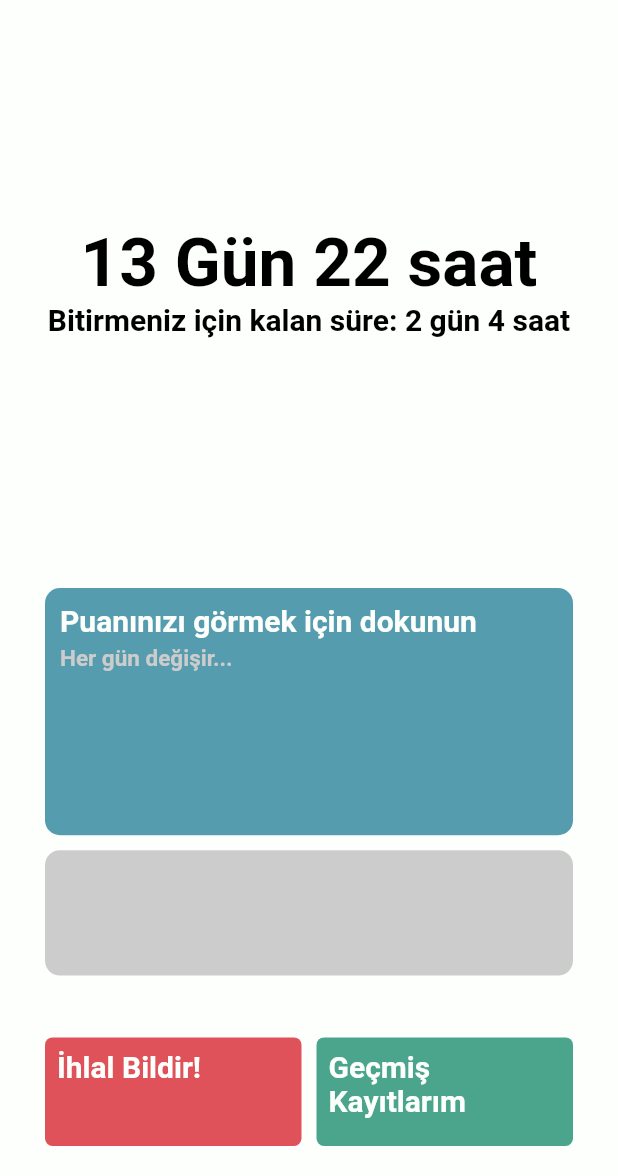
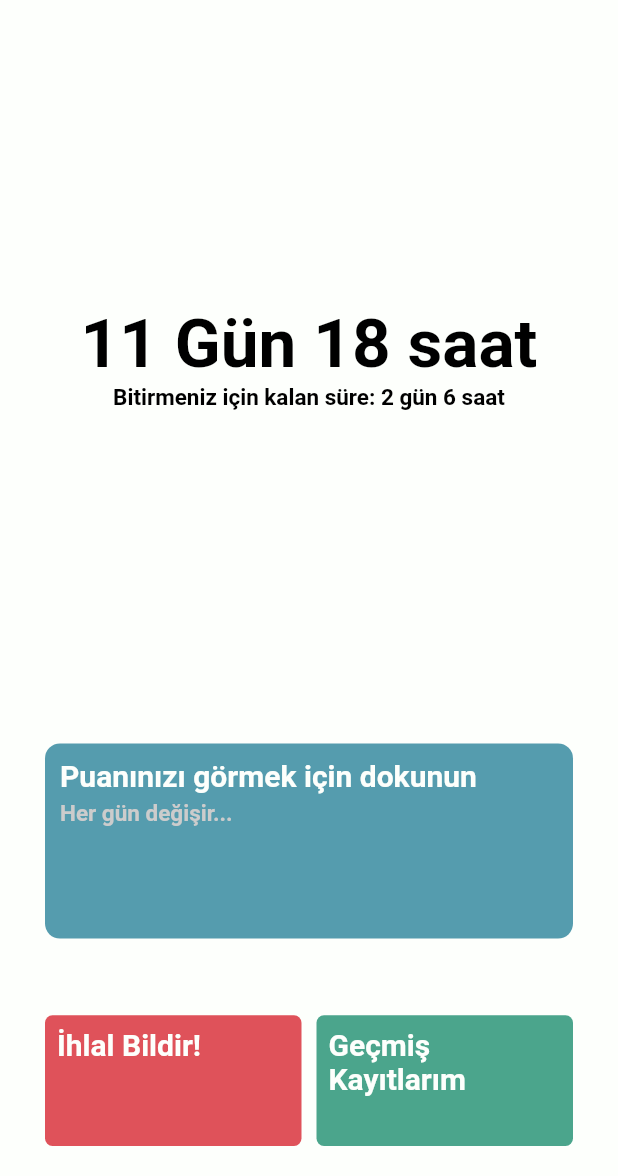
Before and after one commit to imertgul/My_Quarantina, a Flutter app: the screen it shows after launch, after a tap on "Başlamak için dokunun...", on a phone screen of 412 x 824 dp, the part 60-1236 px from its top. Run offline on Flutter 3.47's test engine with Material 2 defaults, Android fonts, the phone set to English and light mode, and no system bars.

Commit message:
Anasayfa düzeni değiştirildi, IOS uyumluluğu getirildi

```diff
--- a/lib/pages/homepage.dart
+++ b/lib/pages/homepage.dart
@@ -1,6 +1,9 @@
 import 'package:flutter/material.dart';
+import 'package:my_quarantina/pages/inf_menu.dart';
 import 'dart:async';
 import '../utilities/constants.dart';
+// import 'dart:io';
+// import 'package:device_info/device_info.dart';
 
 class HomePage extends StatefulWidget {
   @override
@@ -44,7 +47,13 @@ class _HomePageState extends State<HomePage> {
                   ),
                 ),
                 IconButton(
-                  onPressed: () => print("object"),
+                  onPressed: () {
+                    Navigator.push(
+                      context,
+                      MaterialPageRoute(
+                          builder: (context) => InformationPage()),
+                    );
+                  },
                   icon: Icon(Icons.announcement),
                   color: Renkler.dark,
                 ),
@@ -55,7 +64,7 @@ class _HomePageState extends State<HomePage> {
 
     Widget _buildDayCounter() {
       return Container(
-        height: unit * 45,
+        height: unit * 60 - 20,
         child: Container(
           alignment: Alignment.center,
           child: Container(
@@ -71,17 +80,18 @@ class _HomePageState extends State<HomePage> {
                   mainAxisAlignment: MainAxisAlignment.center,
                   children: <Widget>[
                     Text(
-                      "13 Gün 22 saat",
+                      "11 Gün 18 saat",
                       style: TextStyle(
                           fontWeight: FontWeight.bold,
                           fontSize: 45,
                           color: Renkler.dark),
                     ),
                     Text(
-                      "Bitirmeniz için kalan süre: 2 gün 4 saat",
+                      "Bitirmeniz için kalan süre: 2 gün 6 saat",
+                      textAlign: TextAlign.center,
                       style: TextStyle(
                           fontWeight: FontWeight.bold,
-                          fontSize: 20,
+                          fontSize: 15,
                           color: Renkler.dark),
                     ),
                   ],
@@ -97,15 +107,15 @@ class _HomePageState extends State<HomePage> {
       return Align(
         alignment: Alignment.bottomCenter,
         child: Container(
-          height: unit * 10,
+          height: unit * 13,
           child: Row(
             mainAxisAlignment: MainAxisAlignment.center,
             children: <Widget>[
               Expanded(
                 flex: 5,
                 child: Padding(
-                  padding:
-                      const EdgeInsets.only(bottom: 10.0, left: 10, right: 5),
+                  padding: const EdgeInsets.only(
+                      bottom: 10.0, left: 10, right: 5, top: 10),
                   child: GestureDetector(
                     onTap: () {
                       setState(() {
@@ -138,8 +148,8 @@ class _HomePageState extends State<HomePage> {
               Expanded(
                 flex: 5,
                 child: Padding(
-                  padding:
-                      const EdgeInsets.only(bottom: 10.0, left: 5, right: 10),
+                  padding: const EdgeInsets.only(
+                      bottom: 10.0, left: 5, right: 10, top: 10),
                   child: GestureDetector(
                     onTap: () {
                       setState(() {
@@ -196,7 +206,7 @@ class _HomePageState extends State<HomePage> {
               }
             },
             child: AnimatedContainer(
-              height: _animatedHeight,
+              height: _animatedHeight - 10,
               width: _animatedWidth - 10,
               decoration: BoxDecoration(
                 color: _animatedColor,
@@ -256,33 +266,13 @@ class _HomePageState extends State<HomePage> {
       );
     }
 
-    Widget _buildInfoBar() {
-      return Padding(
-        padding: const EdgeInsets.all(10.0),
-        child: Column(
-          children: <Widget>[
-            Container(
-              height: _animatedHeight + 10,
-            ),
-            Container(
-              height: unit * 15 - 40,
-              width: double.infinity,
-              decoration: BoxDecoration(
-                  color: Renkler.pDark,
-                  borderRadius: BorderRadius.circular(10.0)),
-            ),
-          ],
-        ),
-      );
-    }
-
     Widget _buildReport() {
-      _animatedHeight = unit * 20;
+      _animatedHeight = unit * 17;
       _animatedWidth = double.maxFinite;
       return Padding(
         padding: const EdgeInsets.symmetric(vertical: 10.0),
         child: Container(
-            height: (unit * 50) - (20 + statusBarHeight),
+            height: (unit * 35) - (statusBarHeight),
             decoration: BoxDecoration(
               borderRadius: BorderRadius.circular(10.0),
               color: Renkler.primary,
@@ -290,7 +280,6 @@ class _HomePageState extends State<HomePage> {
             child: Stack(
               children: <Widget>[
                 _buildPoint(),
-                _buildInfoBar(),
                 _buildButtons(),
               ],
             )),
--- a/lib/utilities/constants.dart
+++ b/lib/utilities/constants.dart
@@ -18,3 +18,5 @@ class Renkler {
 
 final buttonTextStyle = TextStyle(
     color: Renkler.primary, fontWeight: FontWeight.bold, fontSize: 20);
+final infoTextStyle =
+    TextStyle(color: Renkler.dark, fontWeight: FontWeight.bold, fontSize: 15);
--- a/pubspec.yaml
+++ b/pubspec.yaml
@@ -17,6 +17,7 @@ environment:
   sdk: ">=2.1.0 <3.0.0"
 
 dependencies:
+  device_info: ^0.4.2+4
   flutter:
     sdk: flutter
 
```
Also changed, not shown: pubspec.lock, 7 other files.
